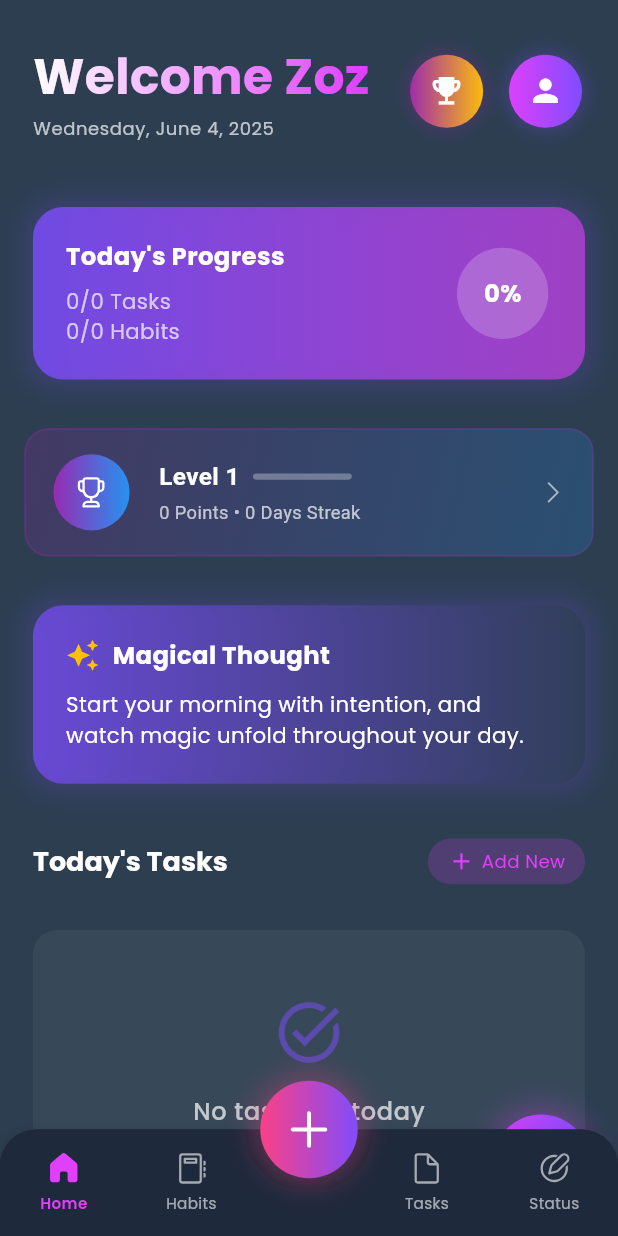
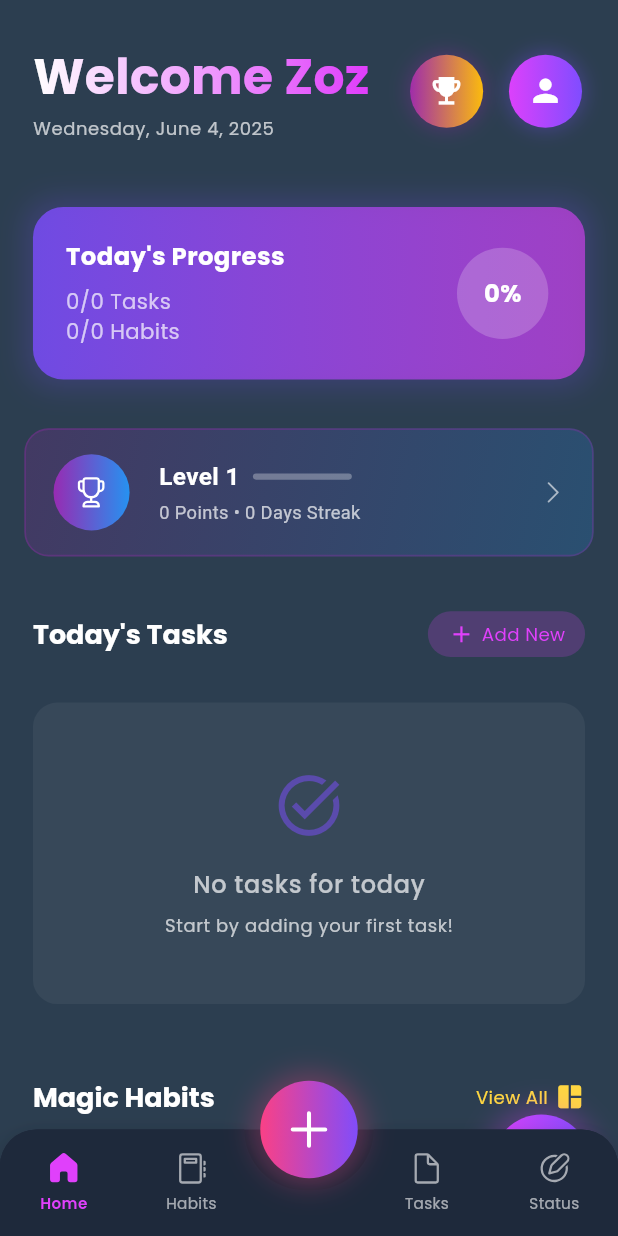
Before and after one commit to zezo2030/task_day, a Flutter app: the screen it shows after launch, on a phone screen of 412 x 824 dp. Run offline on Flutter 3.47's test engine with Material 3 defaults, Android fonts, the phone set to English and light mode, and no system bars; drawn by our look-alikes of animated_bottom_navigation_bar; our stand-ins replace equatable, fluentui_icons, flutter_bloc, flutter_screenutil, go_router, google_fonts and 3 more; accounts and stored records are empty; Roboto replaces fonts that are missing (Cairo).

```diff
--- a/lib/services/stored_stats_service.dart
+++ b/lib/services/stored_stats_service.dart
@@ -125,7 +125,7 @@ class StoredStatsService {
       final habitStreaks = _calculateDetailedHabitStreaks(habits, date);
 
       // حساب النقاط التفصيلية
-      final productivityScore = _calculateDetailedProductivityScore(
+      final productivityScore = calculateDetailedProductivityScore(
         tasks,
         habits,
         date,
@@ -214,7 +214,7 @@ class StoredStatsService {
   }
 
   /// حساب نقاط الإنتاجية التفصيلية
-  static double _calculateDetailedProductivityScore(
+  static double calculateDetailedProductivityScore(
     List<TaskModel> tasks,
     List<HabitModel> habits,
     DateTime date,
--- a/lib/view/habits_screen.dart
+++ b/lib/view/habits_screen.dart
@@ -96,8 +96,16 @@ class _HabitsScreenState extends State<HabitsScreen>
     if (habitIndex != -1) {
       final habit = _allHabits[habitIndex];
 
-      // If habit is already marked as done, reset it
-      if (habit.isDone == true) {
+      // Check if habit is completed today based on completedDates
+      final now = DateTime.now();
+      final today = DateTime(now.year, now.month, now.day);
+      final isCompletedToday = habit.completedDates.any((date) {
+        final habitDate = DateTime(date.year, date.month, date.day);
+        return habitDate.isAtSameMomentAs(today);
+      });
+
+      // If habit is already completed today, reset it
+      if (isCompletedToday) {
         context.read<HabitCubit>().resetHabit(habit);
       } else {
         // Otherwise, mark it as completed
--- a/lib/view/home_screen.dart
+++ b/lib/view/home_screen.dart
@@ -323,7 +323,7 @@ class _HomeScreenState extends State<HomeScreen>
                                       ),
                                       child: Center(
                                         child: Text(
-                                          "${(state.statusData.currentProductivityScore * 100).toInt()}%",
+                                          "${state.statusData.currentProductivityScore.toInt()}%",
                                           style: GoogleFonts.poppins(
                                             fontSize: 16.sp,
                                             fontWeight: FontWeight.bold,
@@ -363,78 +363,78 @@ class _HomeScreenState extends State<HomeScreen>
                     ),
 
                     // Magical Quote
-                    SliverToBoxAdapter(
-                      child: AnimatedBuilder(
-                        animation: _animationController,
-                        builder: (context, child) {
-                          return Transform.translate(
-                            offset: Offset(
-                              0,
-                              (1 - _animationController.value) * 30,
-                            ),
-                            child: Opacity(
-                              opacity: _animationController.value,
-                              child: child,
-                            ),
-                          );
-                        },
-                        child: Container(
-                          margin: EdgeInsets.symmetric(
-                            horizontal: 20.w,
-                            vertical: 16.h,
-                          ),
-                          padding: EdgeInsets.all(20.w),
-                          decoration: BoxDecoration(
-                            gradient: LinearGradient(
-                              colors: [
-                                colorScheme.primary.withOpacity(0.7),
-                                colorScheme.surface.withOpacity(0.7),
-                              ],
-                            ),
-                            borderRadius: BorderRadius.circular(20.r),
-                            boxShadow: [
-                              BoxShadow(
-                                color: colorScheme.primary.withOpacity(0.2),
-                                blurRadius: 15,
-                                spreadRadius: 5,
-                              ),
-                            ],
-                          ),
-                          child: Column(
-                            crossAxisAlignment: CrossAxisAlignment.start,
-                            children: [
-                              Row(
-                                children: [
-                                  Icon(
-                                    Icons.auto_awesome,
-                                    color: Colors.amber,
-                                    size: 22.sp,
-                                  ),
-                                  SizedBox(width: 8.w),
-                                  Text(
-                                    "Magical Thought",
-                                    style: GoogleFonts.poppins(
-                                      fontSize: 16.sp,
-                                      fontWeight: FontWeight.bold,
-                                      color: Colors.white,
-                                    ),
-                                  ),
-                                ],
-                              ),
-                              SizedBox(height: 10.h),
-                              Text(
-                                _getTimeBasedQuote(),
-                                style: GoogleFonts.poppins(
-                                  fontSize: 14.sp,
-                                  color: Colors.white,
-                                  height: 1.5,
-                                ),
-                              ),
-                            ],
-                          ),
-                        ),
-                      ),
-                    ),
+                    // SliverToBoxAdapter(
+                    //   child: AnimatedBuilder(
+                    //     animation: _animationController,
+                    //     builder: (context, child) {
+                    //       return Transform.translate(
+                    //         offset: Offset(
+                    //           0,
+                    //           (1 - _animationController.value) * 30,
+                    //         ),
+                    //         child: Opacity(
+                    //           opacity: _animationController.value,
+                    //           child: child,
+                    //         ),
+                    //       );
+                    //     },
+                    //     child: Container(
+                    //       margin: EdgeInsets.symmetric(
+                    //         horizontal: 20.w,
+                    //         vertical: 16.h,
+                    //       ),
+                    //       padding: EdgeInsets.all(20.w),
+                    //       decoration: BoxDecoration(
+                    //         gradient: LinearGradient(
+                    //           colors: [
+                    //             colorScheme.primary.withOpacity(0.7),
+                    //             colorScheme.surface.withOpacity(0.7),
+                    //           ],
+                    //         ),
+                    //         borderRadius: BorderRadius.circular(20.r),
+                    //         boxShadow: [
+                    //           BoxShadow(
+                    //             color: colorScheme.primary.withOpacity(0.2),
+                    //             blurRadius: 15,
+                    //             spreadRadius: 5,
+                    //           ),
+                    //         ],
+                    //       ),
+                    //       child: Column(
+                    //         crossAxisAlignment: CrossAxisAlignment.start,
+                    //         children: [
+                    //           Row(
+                    //             children: [
+                    //               Icon(
+                    //                 Icons.auto_awesome,
+                    //                 color: Colors.amber,
+                    //                 size: 22.sp,
+                    //               ),
+                    //               SizedBox(width: 8.w),
+                    //               Text(
+                    //                 "Magical Thought",
+                    //                 style: GoogleFonts.poppins(
+                    //                   fontSize: 16.sp,
+                    //                   fontWeight: FontWeight.bold,
+                    //                   color: Colors.white,
+                    //                 ),
+                    //               ),
+                    //             ],
+                    //           ),
+                    //           SizedBox(height: 10.h),
+                    //           Text(
+                    //             _getTimeBasedQuote(),
+                    //             style: GoogleFonts.poppins(
+                    //               fontSize: 14.sp,
+                    //               color: Colors.white,
+                    //               height: 1.5,
+                    //             ),
+                    //           ),
+                    //         ],
+                    //       ),
+                    //     ),
+                    //   ),
+                    // ),
 
                     // Today's Tasks Headerhk
                     SliverToBoxAdapter(
--- a/lib/widgets/non_measurable_habit_card.dart
+++ b/lib/widgets/non_measurable_habit_card.dart
@@ -13,10 +13,21 @@ class NonMeasurableHabitCard extends StatelessWidget {
     required this.onToggle,
   });
 
+  // Check if habit is completed today based on completedDates
+  bool _isCompletedToday() {
+    final now = DateTime.now();
+    final today = DateTime(now.year, now.month, now.day);
+
+    return habit.completedDates.any((date) {
+      final habitDate = DateTime(date.year, date.month, date.day);
+      return habitDate.isAtSameMomentAs(today);
+    });
+  }
+
   @override
   Widget build(BuildContext context) {
     final theme = Theme.of(context);
-    final isDone = habit.isDone ?? false;
+    final isDone = _isCompletedToday();
 
     return Container(
       margin: EdgeInsets.only(bottom: 16.h),
```
Also changed, not shown: 1 other file.
